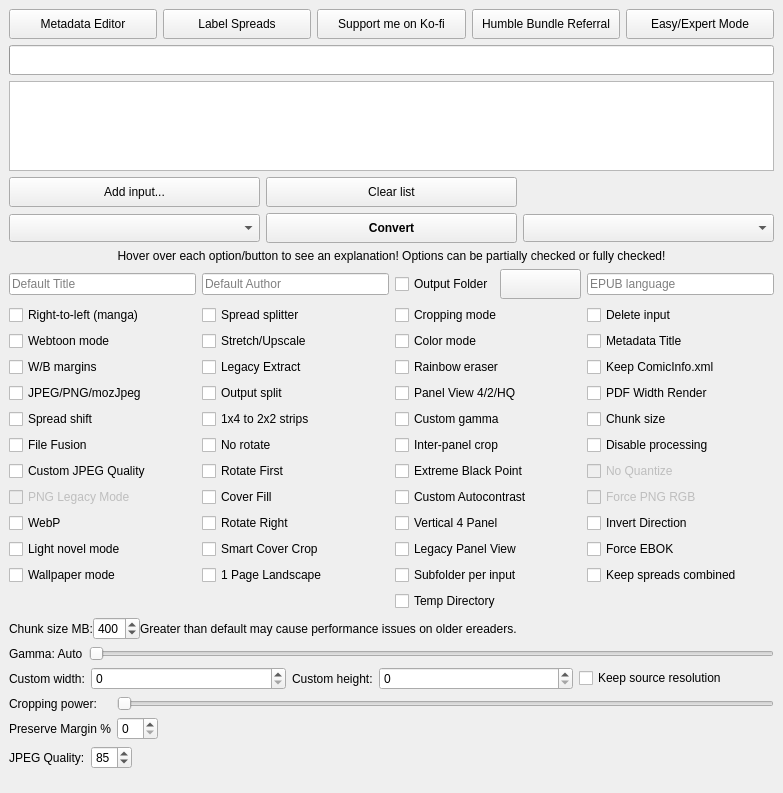
tahouse/kcc, file gui/KCC.ui: the form before one commit.
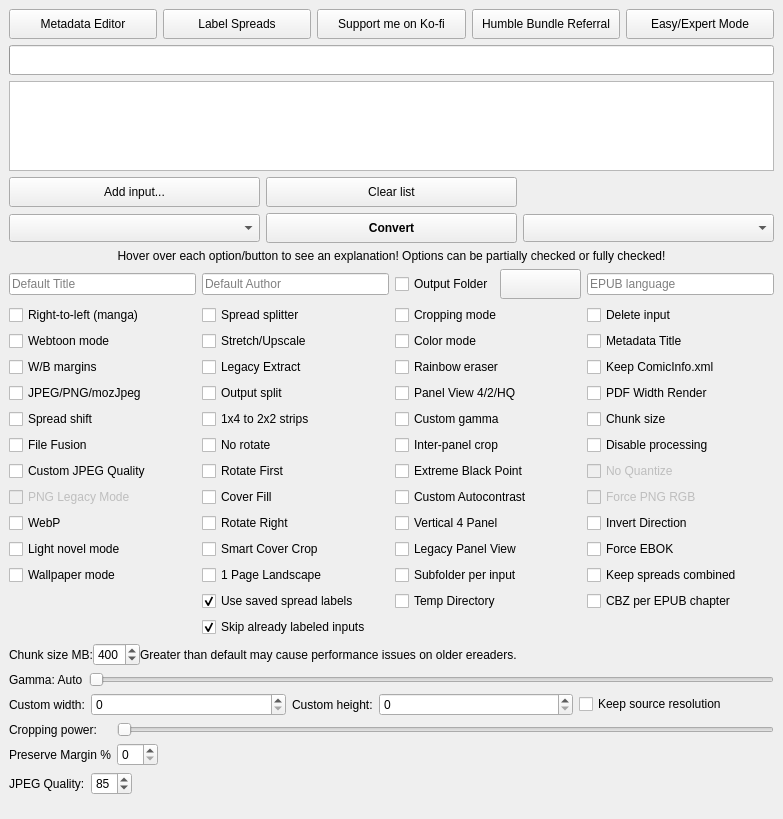
The form after the commit. Icons and pictures are not drawn.

Commit message: Add EPUB chapter splitting and reusable spread labels

Patch:
```diff
--- a/gui/KCC.ui
+++ b/gui/KCC.ui
@@ -997,6 +997,42 @@
          </property>
         </widget>
        </item>
+       <item row="12" column="1">
+        <widget class="QCheckBox" name="useSpreadLabelsBox">
+         <property name="toolTip">
+          <string>Apply saved spread labels from a JSON sidecar next to each source file.</string>
+         </property>
+         <property name="text">
+          <string>Use saved spread labels</string>
+         </property>
+         <property name="checked">
+          <bool>true</bool>
+         </property>
+        </widget>
+       </item>
+       <item row="13" column="1">
+        <widget class="QCheckBox" name="skipLabeledSpreadsBox">
+         <property name="toolTip">
+          <string>Skip inputs that already have a valid spread-label sidecar. Hold Ctrl while clicking Label Spreads to relabel them anyway.</string>
+         </property>
+         <property name="text">
+          <string>Skip already labeled inputs</string>
+         </property>
+         <property name="checked">
+          <bool>true</bool>
+         </property>
+        </widget>
+       </item>
+        <item row="12" column="3">
+         <widget class="QCheckBox" name="splitEpubChaptersBox">
+          <property name="toolTip">
+           <string>Create one CBZ per EPUB TOC chapter. Results are grouped in a separate output folder for each source book or volume.</string>
+          </property>
+          <property name="text">
+           <string>CBZ per EPUB chapter</string>
+          </property>
+         </widget>
+        </item>
        <item row="10" column="2">
         <widget class="QCheckBox" name="legacyPanelViewBox">
          <property name="toolTip">
```
Left out of the diff: 2 changed lines with no effect on the pictures. The commit also changes 7 other files.
